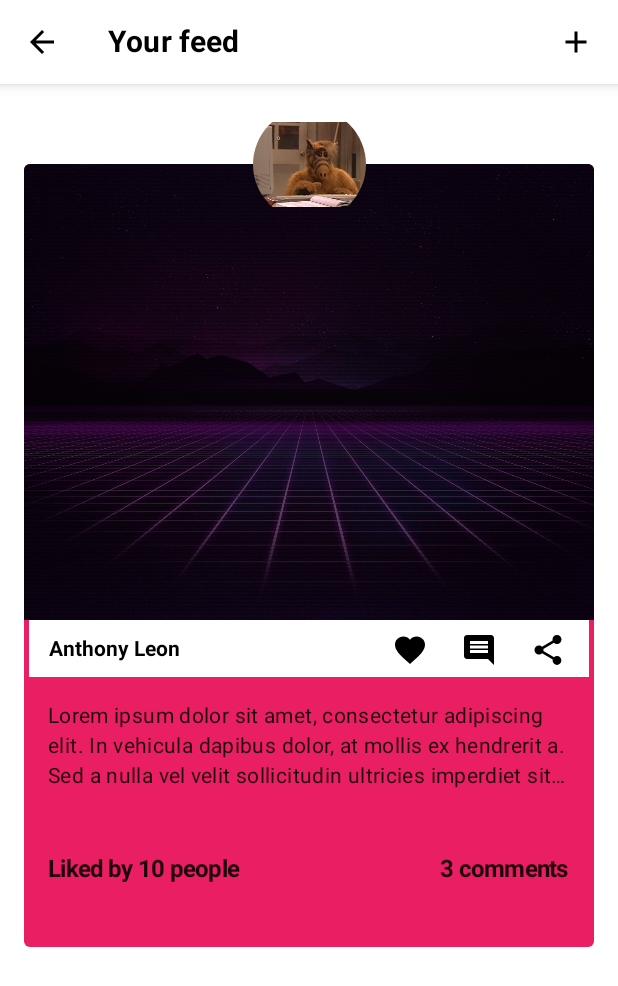
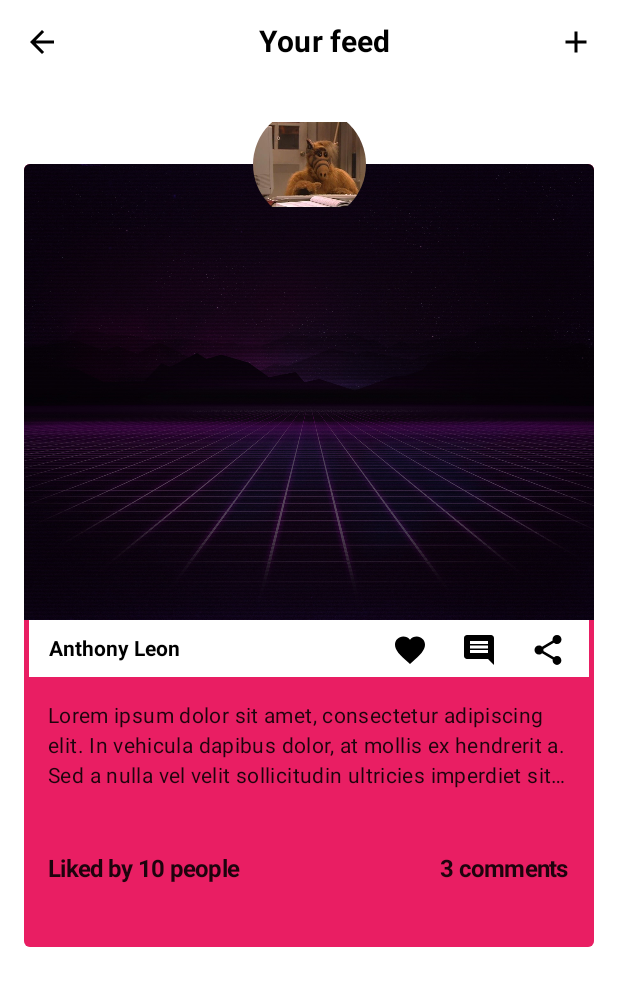
Before and after one commit to anthonylldev/Linkimbo-Proyecto, an Android app built with Jetpack Compose: the MainFeedScreen screen opened through its navigation route, on a phone screen of 412 x 824 dp. Shown: the top 986 px of the screen. Run offline under Robolectric (Android 15) with nearby library versions, the phone set to English and light mode, and no system bars; our stand-ins replace Dagger/Hilt's generated code, accompanist; 1 statement that could not run was skipped.

Commit message:
Update StandarToolBar

```diff
--- a/app/src/main/java/com/anthonylldev/linkimbo/presentation/components/StandarToolbar.kt
+++ b/app/src/main/java/com/anthonylldev/linkimbo/presentation/components/StandarToolbar.kt
@@ -1,19 +1,18 @@
 package com.anthonylldev.linkimbo.presentation.components
 
 import androidx.compose.foundation.layout.RowScope
-import androidx.compose.material.Icon
-import androidx.compose.material.IconButton
-import androidx.compose.material.MaterialTheme
-import androidx.compose.material.TopAppBar
+import androidx.compose.foundation.layout.fillMaxWidth
+import androidx.compose.material.*
 import androidx.compose.material.icons.Icons
 import androidx.compose.material.icons.filled.ArrowBack
 import androidx.compose.runtime.Composable
 import androidx.compose.ui.Modifier
 import androidx.compose.ui.res.stringResource
+import androidx.compose.ui.text.font.FontWeight
+import androidx.compose.ui.text.style.TextAlign
 import androidx.compose.ui.unit.dp
 import androidx.navigation.NavController
 import com.anthonylldev.linkimbo.R
-import com.anthonylldev.linkimbo.presentation.ui.theme.TopAppBarColor
 
 @Composable
 fun StandarToolbar(
@@ -21,10 +20,18 @@ fun StandarToolbar(
     modifier: Modifier = Modifier,
     showBackArrow: Boolean = false,
     navActions: @Composable RowScope.() -> Unit = {},
-    title: @Composable () -> Unit,
+    title: String,
 ) {
     TopAppBar(
-        title = title,
+        title = {
+            Text(
+                text = title,
+                fontWeight = FontWeight.Bold,
+                color = MaterialTheme.colors.onBackground,
+                modifier = Modifier.fillMaxWidth(),
+                textAlign = TextAlign.Center
+            )
+        },
         modifier = modifier,
         navigationIcon = if (showBackArrow) {
             {
@@ -40,7 +47,7 @@ fun StandarToolbar(
             }
         } else null,
         actions = navActions,
-        backgroundColor = MaterialTheme.colors.surface,
-        elevation = 5.dp
+        backgroundColor = MaterialTheme.colors.background,
+        elevation = 0.dp
     )
 }
--- a/app/src/main/java/com/anthonylldev/linkimbo/presentation/main_feed/MainFeedScreen.kt
+++ b/app/src/main/java/com/anthonylldev/linkimbo/presentation/main_feed/MainFeedScreen.kt
@@ -5,13 +5,11 @@ import androidx.compose.foundation.layout.fillMaxWidth
 import androidx.compose.material.Icon
 import androidx.compose.material.IconButton
 import androidx.compose.material.MaterialTheme
-import androidx.compose.material.Text
 import androidx.compose.material.icons.Icons
 import androidx.compose.material.icons.filled.Add
 import androidx.compose.runtime.Composable
 import androidx.compose.ui.Modifier
 import androidx.compose.ui.res.stringResource
-import androidx.compose.ui.text.font.FontWeight
 import androidx.navigation.NavController
 import com.anthonylldev.linkimbo.R
 import com.anthonylldev.linkimbo.presentation.components.Post
@@ -29,16 +27,10 @@ fun MainFeedScreen(
         StandarToolbar(
             navController = navController,
             modifier = Modifier.fillMaxWidth(),
-            title = {
-                Text(
-                    text = stringResource(id = R.string.your_feed),
-                    fontWeight = FontWeight.Bold,
-                    color = MaterialTheme.colors.onBackground
-                )
-            },
+            title = stringResource(id = R.string.your_feed),
             showBackArrow = true,
             navActions = {
-                IconButton(onClick = { TODO() }) {
+                IconButton(onClick = { /*TODO()*/ }) {
                     Icon(imageVector = Icons.Default.Add, contentDescription = "", tint = MaterialTheme.colors.onBackground)
                 }
             }
```
